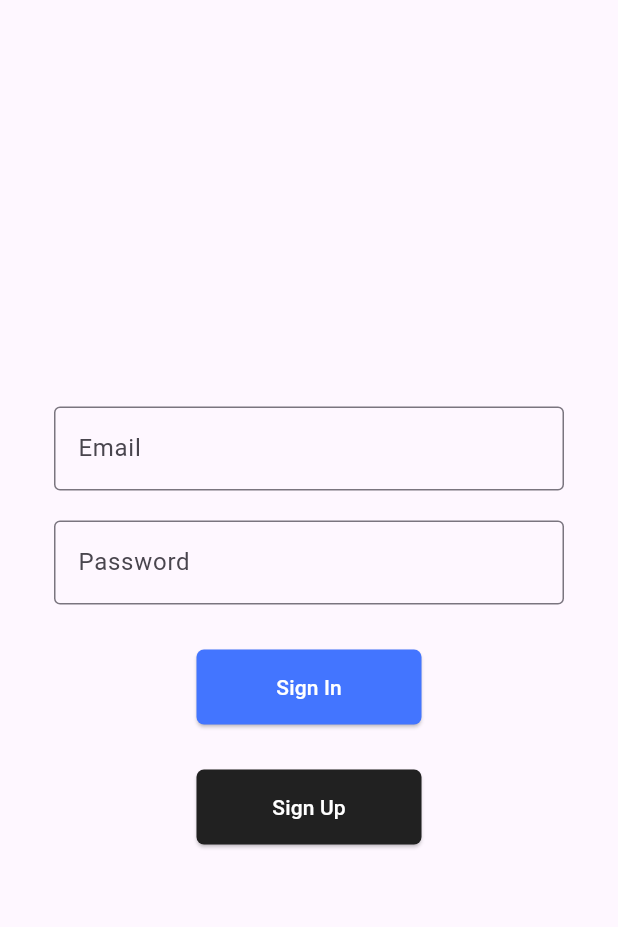
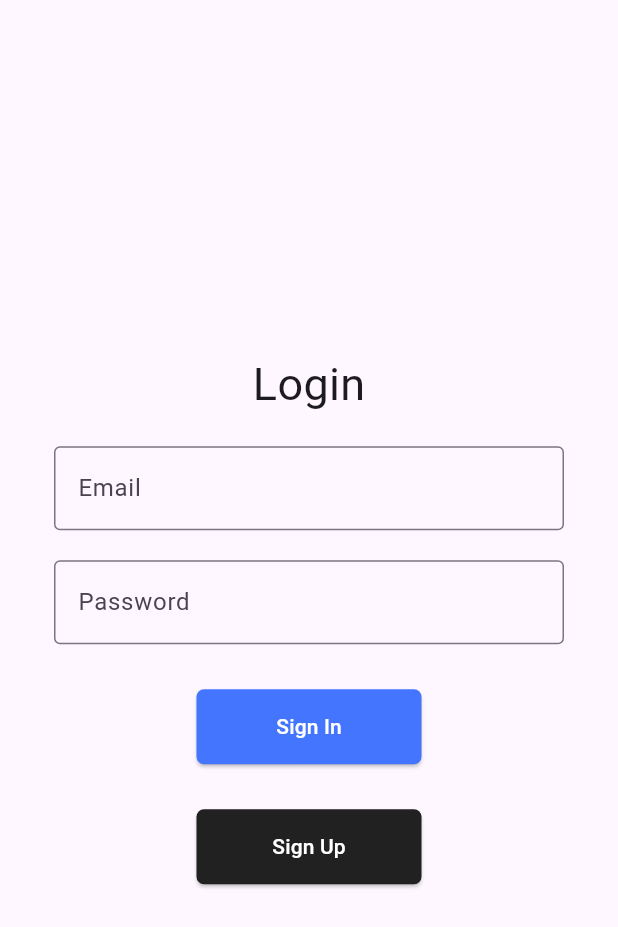
Before and after one commit to Myrlyon/Flutter-Movie-Application, a Flutter app: the screen it shows after launch, on a phone screen of 412 x 824 dp. Shown: the top 927 px of the screen. Run offline on Flutter 3.47's test engine with Material 2 defaults, Android fonts, the phone set to English and light mode, and no system bars.

```diff
--- a/lib/loginPage.dart
+++ b/lib/loginPage.dart
@@ -19,8 +19,17 @@ class _LoginPageState extends State<loginPage> {
           child: Column(
             mainAxisAlignment: MainAxisAlignment.center,
             children: [
-              myText("Email", false),
-              myText("Password", true),
+              Text(
+                'Login',
+                style: TextStyle(
+                  fontSize: 30, // Set the desired font size for the Login text
+                ),
+              ),
+              SizedBox(
+                height: 10,
+              ),
+              loginPageInput("Email", false),
+              loginPageInput("Password", true),
               SizedBox(height: 20),
               ElevatedButton(
                 onPressed: () {
--- a/lib/widget/widget.dart
+++ b/lib/widget/widget.dart
@@ -1,6 +1,6 @@
 import 'package:flutter/material.dart';
 
-Widget myText(String label, bool isObsecure) {
+Widget loginPageInput(String label, bool isObsecure) {
   return Container(
     margin: EdgeInsets.symmetric(vertical: 10, horizontal: 20),
     child: TextField(
```
